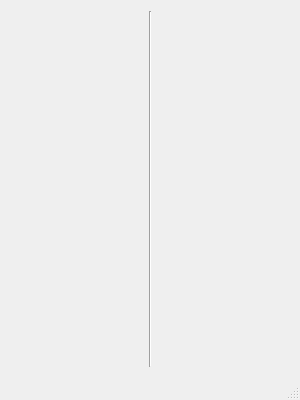
The window that mainwindow.ui (dflass/tenGauge-with-iOS-capability) describes before a commit, drawn with Qt 5.
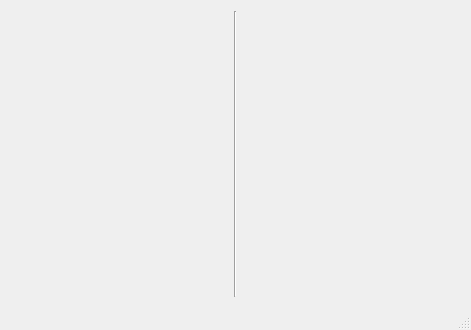
The same window after the commit.

Patch:
```diff
--- a/mainwindow.ui
+++ b/mainwindow.ui
@@ -6,8 +6,8 @@
    <rect>
     <x>0</x>
     <y>0</y>
-    <width>300</width>
-    <height>400</height>
+    <width>471</width>
+    <height>330</height>
    </rect>
   </property>
   <property name="windowTitle">
@@ -22,24 +22,24 @@
       </property>
      </widget>
     </item>
-    <item row="5" column="0" colspan="2">
-     <layout class="QVBoxLayout" name="verticalLayout_3"/>
-    </item>
-    <item row="3" column="0" rowspan="2">
+    <item row="3" column="0">
      <layout class="QVBoxLayout" name="verticalLayout"/>
     </item>
-    <item row="3" column="1" rowspan="2">
+    <item row="3" column="1">
      <layout class="QVBoxLayout" name="verticalLayout_2"/>
     </item>
-    <item row="5" column="3" colspan="2">
-     <layout class="QVBoxLayout" name="verticalLayout_6"/>
+    <item row="4" column="0" colspan="2">
+     <layout class="QVBoxLayout" name="verticalLayout_3"/>
     </item>
-    <item row="3" column="3" rowspan="2">
+    <item row="3" column="3">
      <layout class="QVBoxLayout" name="verticalLayout_4"/>
     </item>
-    <item row="3" column="4" rowspan="2">
+    <item row="3" column="4">
      <layout class="QVBoxLayout" name="verticalLayout_5"/>
     </item>
+    <item row="4" column="3" colspan="2">
+     <layout class="QVBoxLayout" name="verticalLayout_6"/>
+    </item>
    </layout>
   </widget>
   <widget class="QMenuBar" name="menuBar">
```
Left out of the diff: 4 changed lines with no effect on the pictures.
